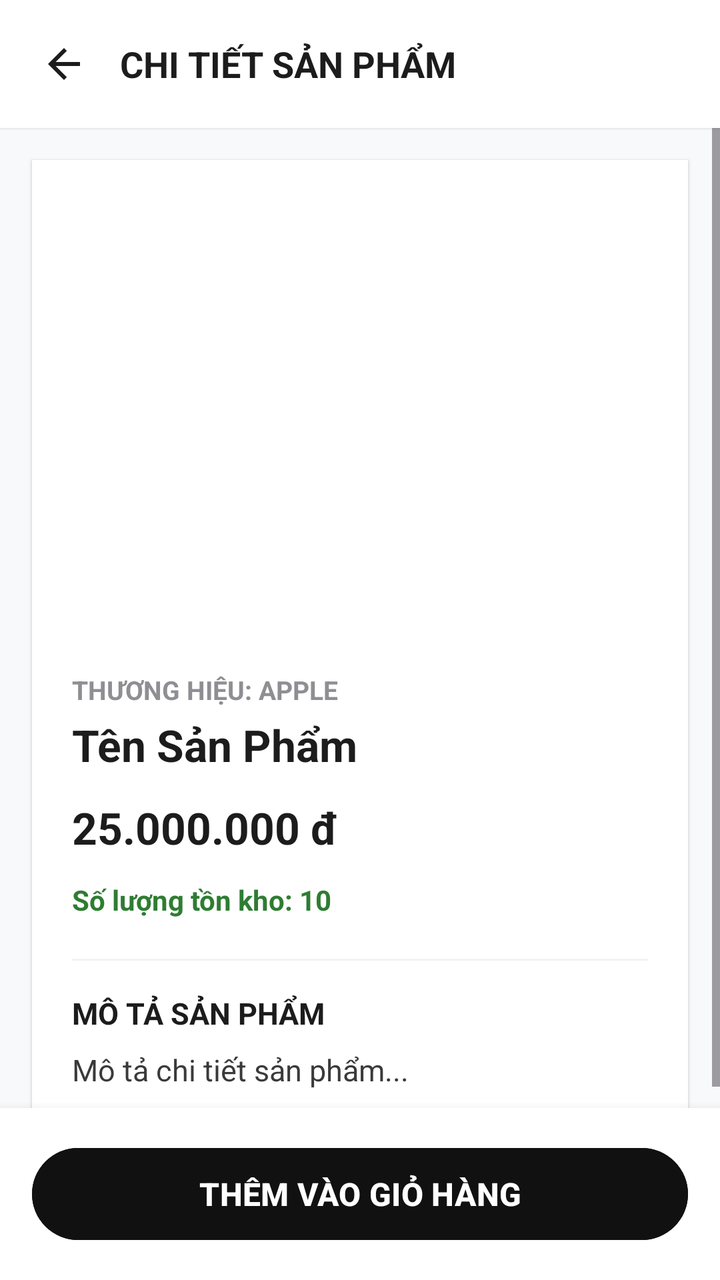
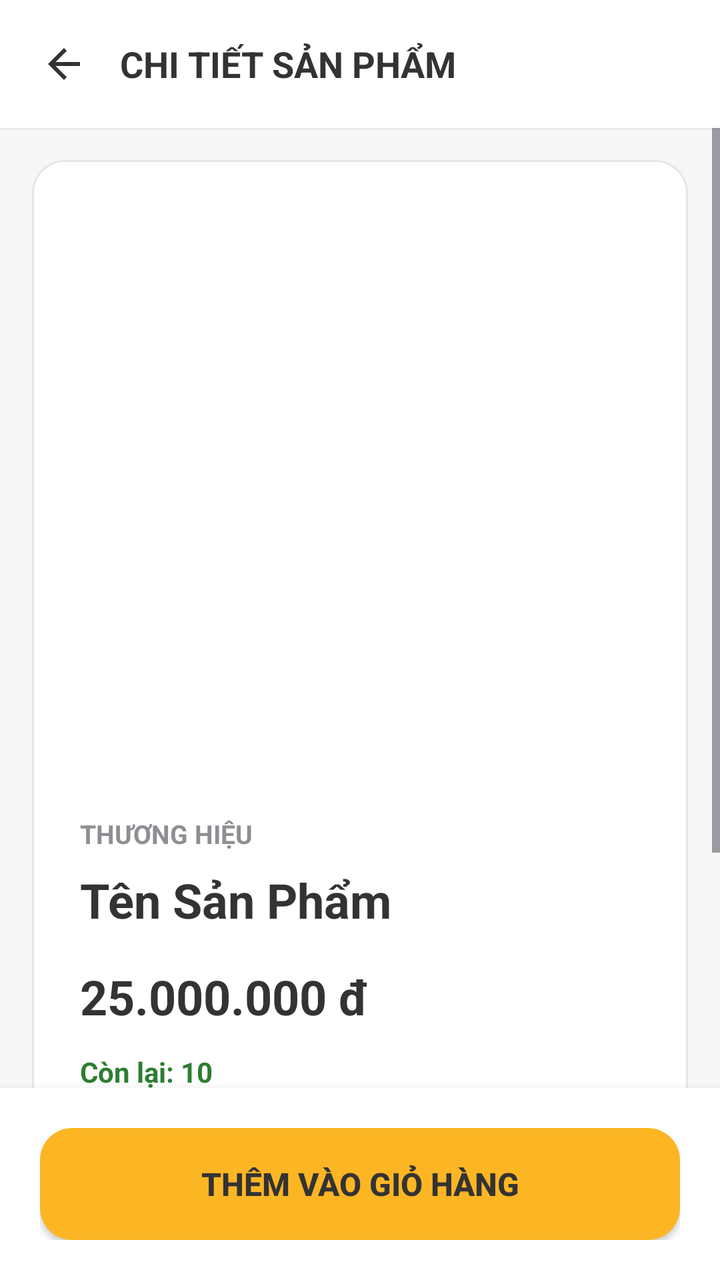

An Android layout rendered at two revisions. The XML below is the earlier revision; the diff shows what the commit changed to produce the second picture.
<!-- AndroidManifest.xml: application theme Theme.MobileDeviceStoreTDMU -->
<!-- res/layout/activity_chi_tiet_san_pham.xml -->
<?xml version="1.0" encoding="utf-8"?>
<LinearLayout xmlns:android="http://schemas.android.com/apk/res/android"
    xmlns:tools="http://schemas.android.com/tools"
    android:layout_width="match_parent"
    android:layout_height="match_parent"
    android:orientation="vertical"
    android:background="#F8F9FA"
    android:fitsSystemWindows="true"
    tools:context=".activity.ChiTietSanPhamActivity">

    
    <LinearLayout
        android:layout_width="match_parent"
        android:layout_height="wrap_content"
        android:background="#FFFFFF"
        android:elevation="1dp"
        android:padding="16dp"
        android:orientation="horizontal"
        android:gravity="center_vertical">

        <ImageView
            android:id="@+id/btnBackHeader"
            android:layout_width="32dp"
            android:layout_height="32dp"
            android:src="@drawable/ic_arrow_back"
            android:background="?attr/selectableItemBackgroundBorderless"
            android:padding="4dp"
            android:contentDescription="Quay lại"
            android:layout_marginEnd="12dp" />

        <TextView
            android:layout_width="0dp"
            android:layout_height="wrap_content"
            android:layout_weight="1"
            android:text="CHI TIẾT SẢN PHẨM"
            android:textSize="18sp"
            android:textStyle="bold"
            android:textColor="#1C1C1C" />

    </LinearLayout>

    <ScrollView
        android:layout_width="match_parent"
        android:layout_height="0dp"
        android:layout_weight="1">

        <LinearLayout
            android:layout_width="match_parent"
            android:layout_height="wrap_content"
            android:orientation="vertical"
            android:padding="20dp"
            android:background="#FFFFFF"
            android:layout_margin="16dp"
            android:elevation="1dp">

            <ImageView
                android:id="@+id/imgChiTietSP"
                android:layout_width="match_parent"
                android:layout_height="220dp"
                android:scaleType="fitCenter"
                android:adjustViewBounds="true"
                android:transitionName="product_img_trans"
                android:contentDescription="Ảnh chi tiết sản phẩm"
                android:layout_marginBottom="16dp" />

            <TextView
                android:id="@+id/tvThuongHieuChiTietSP"
                android:layout_width="match_parent"
                android:layout_height="wrap_content"
                android:text="Thương hiệu: Apple"
                android:textColor="#8E8E93"
                android:textSize="13sp"
                android:textStyle="bold"
                android:textAllCaps="true"
                android:layout_marginBottom="4dp" />

            <TextView
                android:id="@+id/tvTenChiTietSP"
                android:layout_width="match_parent"
                android:layout_height="wrap_content"
                android:text="Tên Sản Phẩm"
                android:textSize="22sp"
                android:textStyle="bold"
                android:textColor="#1C1C1C"
                android:layout_marginBottom="12dp" />

            <TextView
                android:id="@+id/tvGiaChiTietSP"
                android:layout_width="match_parent"
                android:layout_height="wrap_content"
                android:text="25.000.000 đ"
                android:textColor="#1C1C1C"
                android:textSize="22sp"
                android:textStyle="bold"
                android:layout_marginBottom="12dp" />

            <TextView
                android:id="@+id/tvKhoChiTietSP"
                android:layout_width="match_parent"
                android:layout_height="wrap_content"
                android:text="Số lượng tồn kho: 10"
                android:textColor="#2E7D32"
                android:textSize="14sp"
                android:textStyle="bold"
                android:layout_marginBottom="20dp" />

            <View
                android:layout_width="match_parent"
                android:layout_height="1dp"
                android:background="#F2F2F7"
                android:layout_marginBottom="16dp" />

            <TextView
                android:layout_width="match_parent"
                android:layout_height="wrap_content"
                android:text="MÔ TẢ SẢN PHẨM"
                android:textColor="#1C1C1C"
                android:textSize="15sp"
                android:textStyle="bold"
                android:layout_marginBottom="8dp" />

            <TextView
                android:id="@+id/tvMoTaChiTietSP"
                android:layout_width="match_parent"
                android:layout_height="wrap_content"
                android:text="Mô tả chi tiết sản phẩm..."
                android:textColor="#3A3A3C"
                android:textSize="15sp"
                android:lineSpacingExtra="4dp" />

        </LinearLayout>

    </ScrollView>

    
    <LinearLayout
        android:layout_width="match_parent"
        android:layout_height="wrap_content"
        android:background="#FFFFFF"
        android:elevation="8dp"
        android:padding="16dp">

        <Button
            android:id="@+id/btnThemVaoGioHang"
            android:layout_width="match_parent"
            android:layout_height="54dp"
            android:text="THÊM VÀO GIỎ HÀNG"
            android:backgroundTint="#111111"
            android:textColor="#FFFFFF"
            android:textSize="16sp"
            android:textStyle="bold" />

    </LinearLayout>

</LinearLayout>
<!-- resources referenced by this layout -->
<resources>
  <!-- drawable ic_arrow_back (drawable) -->
  <vector xmlns:android="http://schemas.android.com/apk/res/android"
      android:width="24dp"
      android:height="24dp"
      android:viewportWidth="24"
      android:viewportHeight="24">
      <path
          android:fillColor="#1C1C1C"
          android:pathData="M20,11H7.83l5.59,-5.59L12,4l-8,8 8,8 1.41,-1.41L7.83,13H20v-2z"/>
  </vector>
  <style name="Theme.MobileDeviceStoreTDMU" parent="Base.Theme.MobileDeviceStoreTDMU" />
  <style name="Base.Theme.MobileDeviceStoreTDMU" parent="Theme.Material3.DayNight.NoActionBar">
          
          
      </style>
</resources>

<!-- the commit's change to res/layout/activity_chi_tiet_san_pham.xml (unified diff, before → after) -->
@@ -1,10 +1,11 @@
 <?xml version="1.0" encoding="utf-8"?>
 <LinearLayout xmlns:android="http://schemas.android.com/apk/res/android"
     xmlns:tools="http://schemas.android.com/tools"
+    xmlns:app="http://schemas.android.com/apk/res-auto"
     android:layout_width="match_parent"
     android:layout_height="match_parent"
     android:orientation="vertical"
-    android:background="#F8F9FA"
+    android:background="@color/bg_light"
     android:fitsSystemWindows="true"
     tools:context=".activity.ChiTietSanPhamActivity">
 
@@ -12,7 +13,7 @@
     <LinearLayout
         android:layout_width="match_parent"
         android:layout_height="wrap_content"
-        android:background="#FFFFFF"
+        android:background="@color/bg_white"
         android:elevation="1dp"
         android:padding="16dp"
         android:orientation="horizontal"
@@ -25,6 +26,7 @@
             android:src="@drawable/ic_arrow_back"
             android:background="?attr/selectableItemBackgroundBorderless"
             android:padding="4dp"
+            app:tint="@color/text_primary"
             android:contentDescription="Quay lại"
             android:layout_marginEnd="12dp" />
 
@@ -35,62 +37,64 @@
             android:text="CHI TIẾT SẢN PHẨM"
             android:textSize="18sp"
             android:textStyle="bold"
-            android:textColor="#1C1C1C" />
+            android:textColor="@color/text_primary" />
 
     </LinearLayout>
 
     <ScrollView
         android:layout_width="match_parent"
         android:layout_height="0dp"
-        android:layout_weight="1">
+        android:layout_weight="1"
+        android:clipToPadding="false"
+        android:paddingBottom="24dp">
 
         <LinearLayout
             android:layout_width="match_parent"
             android:layout_height="wrap_content"
             android:orientation="vertical"
-            android:padding="20dp"
-            android:background="#FFFFFF"
+            android:padding="24dp"
+            android:background="@drawable/bg_card_modern"
             android:layout_margin="16dp"
-            android:elevation="1dp">
+            android:elevation="0dp">
 
             <ImageView
                 android:id="@+id/imgChiTietSP"
                 android:layout_width="match_parent"
-                android:layout_height="220dp"
+                android:layout_height="280dp"
                 android:scaleType="fitCenter"
                 android:adjustViewBounds="true"
                 android:transitionName="product_img_trans"
                 android:contentDescription="Ảnh chi tiết sản phẩm"
-                android:layout_marginBottom="16dp" />
+                android:layout_marginBottom="24dp" />
 
             <TextView
                 android:id="@+id/tvThuongHieuChiTietSP"
                 android:layout_width="match_parent"
                 android:layout_height="wrap_content"
-                android:text="Thương hiệu: Apple"
-                android:textColor="#8E8E93"
+                android:text="THƯƠNG HIỆU"
+                android:textColor="@color/text_secondary"
                 android:textSize="13sp"
                 android:textStyle="bold"
                 android:textAllCaps="true"
-                android:layout_marginBottom="4dp" />
+                android:layout_marginBottom="8dp" />
 
             <TextView
                 android:id="@+id/tvTenChiTietSP"
                 android:layout_width="match_parent"
                 android:layout_height="wrap_content"
                 android:text="Tên Sản Phẩm"
-                android:textSize="22sp"
+                android:textSize="24sp"
                 android:textStyle="bold"
-                android:textColor="#1C1C1C"
-                android:layout_marginBottom="12dp" />
+                android:textColor="@color/text_primary"
+                android:layout_marginBottom="16dp" />
 
             <TextView
                 android:id="@+id/tvGiaChiTietSP"
                 android:layout_width="match_parent"
                 android:layout_height="wrap_content"
                 android:text="25.000.000 đ"
-                android:textColor="#1C1C1C"
-                android:textSize="22sp"
+                android:textColor="@color/primary_black"
+                android:textSize="24sp"
                 android:textStyle="bold"
                 android:layout_marginBottom="12dp" />
 
@@ -98,35 +102,35 @@
                 android:id="@+id/tvKhoChiTietSP"
                 android:layout_width="match_parent"
                 android:layout_height="wrap_content"
-                android:text="Số lượng tồn kho: 10"
+                android:text="Còn lại: 10"
                 android:textColor="#2E7D32"
                 android:textSize="14sp"
                 android:textStyle="bold"
-                android:layout_marginBottom="20dp" />
+                android:layout_marginBottom="24dp" />
 
             <View
                 android:layout_width="match_parent"
                 android:layout_height="1dp"
-                android:background="#F2F2F7"
-                android:layout_marginBottom="16dp" />
+                android:background="@color/stroke_light"
+                android:layout_marginBottom="20dp" />
 
             <TextView
                 android:layout_width="match_parent"
                 android:layout_height="wrap_content"
                 android:text="MÔ TẢ SẢN PHẨM"
-                android:textColor="#1C1C1C"
-                android:textSize="15sp"
+                android:textColor="@color/text_primary"
+                android:textSize="16sp"
                 android:textStyle="bold"
-                android:layout_marginBottom="8dp" />
+                android:layout_marginBottom="12dp" />
 
             <TextView
                 android:id="@+id/tvMoTaChiTietSP"
                 android:layout_width="match_parent"
                 android:layout_height="wrap_content"
                 android:text="Mô tả chi tiết sản phẩm..."
-                android:textColor="#3A3A3C"
+                android:textColor="@color/text_primary"
                 android:textSize="15sp"
-                android:lineSpacingExtra="4dp" />
+                android:lineSpacingExtra="6dp" />
 
         </LinearLayout>
 
@@ -136,19 +140,21 @@
     <LinearLayout
         android:layout_width="match_parent"
         android:layout_height="wrap_content"
-        android:background="#FFFFFF"
+        android:background="@color/bg_white"
         android:elevation="8dp"
-        android:padding="16dp">
+        android:padding="20dp">
 
-        <Button
+        <androidx.appcompat.widget.AppCompatButton
             android:id="@+id/btnThemVaoGioHang"
             android:layout_width="match_parent"
-            android:layout_height="54dp"
+            android:layout_height="56dp"
             android:text="THÊM VÀO GIỎ HÀNG"
-            android:backgroundTint="#111111"
-            android:textColor="#FFFFFF"
+            android:background="@drawable/bg_btn_primary"
+            android:textColor="@color/text_on_yellow"
             android:textSize="16sp"
-            android:textStyle="bold" />
+            android:textStyle="bold"
+            android:elevation="2dp"
+            android:stateListAnimator="@null" />
 
     </LinearLayout>
 
<!-- resource entries referenced after the edit -->
@@ -1,5 +1,27 @@
 <!-- resources referenced by this layout -->
 <resources>
+  <color name="bg_light">#F7F7F7</color>
+  <color name="bg_white">#FFFFFF</color>
+  <color name="primary_black">#333333</color>
+  <color name="stroke_light">#E5E5EA</color>
+  <color name="text_on_yellow">#333333</color>
+  <color name="text_primary">#333333</color>
+  <color name="text_secondary">#8E8E93</color>
+  <!-- drawable bg_btn_primary (drawable) -->
+  <?xml version="1.0" encoding="utf-8"?>
+  <shape xmlns:android="http://schemas.android.com/apk/res/android"
+      android:shape="rectangle">
+      <solid android:color="@color/primary_yellow" />
+      <corners android:radius="16dp" />
+  </shape>
+  <!-- drawable bg_card_modern (drawable) -->
+  <?xml version="1.0" encoding="utf-8"?>
+  <shape xmlns:android="http://schemas.android.com/apk/res/android"
+      android:shape="rectangle">
+      <solid android:color="@color/bg_white" />
+      <corners android:radius="16dp" />
+      <stroke android:width="1dp" android:color="@color/stroke_light" />
+  </shape>
   <!-- drawable ic_arrow_back (drawable) -->
   <vector xmlns:android="http://schemas.android.com/apk/res/android"
       android:width="24dp"
@@ -11,6 +33,7 @@
           android:pathData="M20,11H7.83l5.59,-5.59L12,4l-8,8 8,8 1.41,-1.41L7.83,13H20v-2z"/>
   </vector>
   <style name="Theme.MobileDeviceStoreTDMU" parent="Base.Theme.MobileDeviceStoreTDMU" />
+  <color name="primary_yellow">#FDB623</color>
   <style name="Base.Theme.MobileDeviceStoreTDMU" parent="Theme.Material3.DayNight.NoActionBar">
           
           
